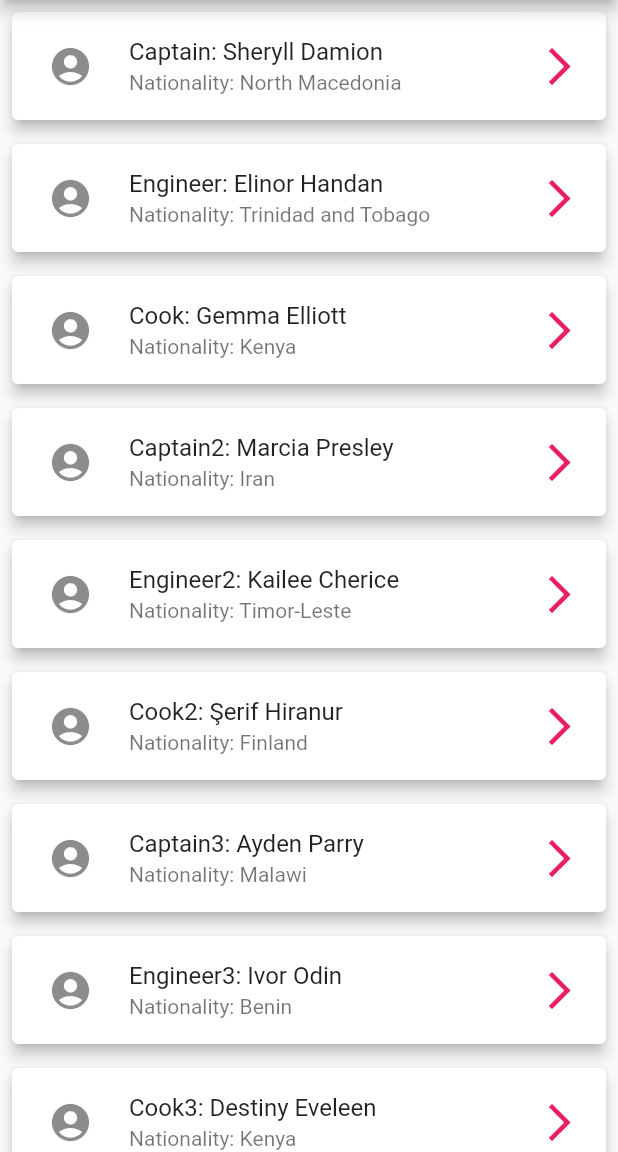
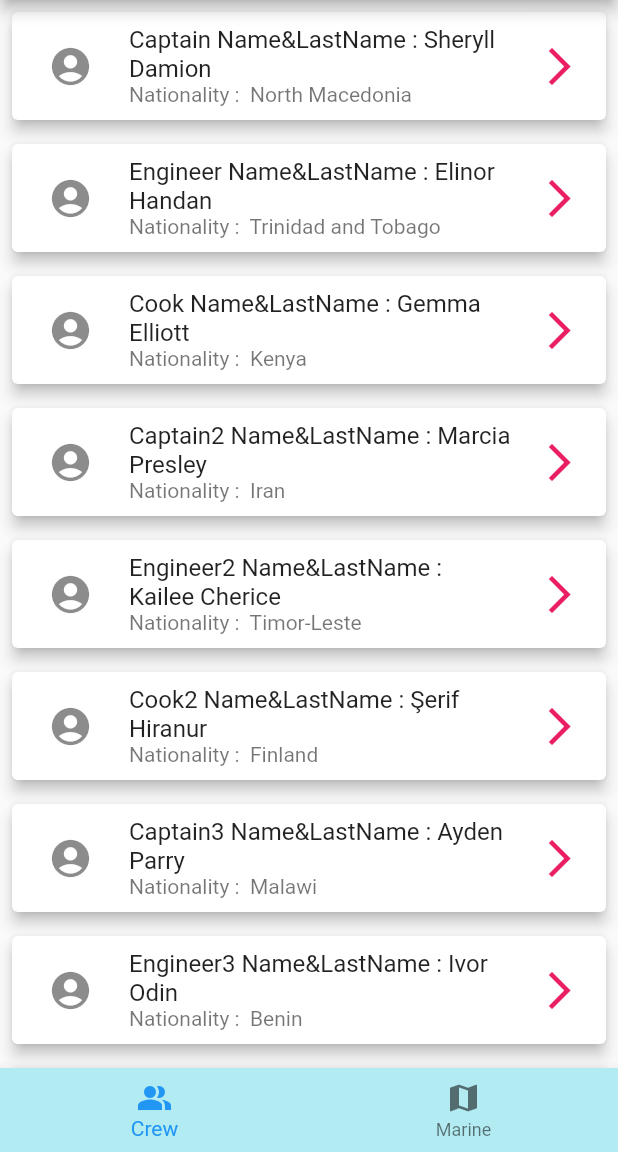
Before and after one commit to berkay079/Flutter_Project_Crew_Marine, a Flutter app: the screen it shows after launch, on a phone screen of 412 x 824 dp, the part 84-1236 px from its top. Run offline on Flutter 3.47's test engine with Material 2 defaults, Android fonts, the phone set to English and light mode, and no system bars; our stand-ins replace get.

Commit message:
adding localization and theme and some editing

```diff
--- a/lib/data/strings.dart
+++ b/lib/data/strings.dart
@@ -1,3 +1,8 @@
+import 'package:flutter/material.dart';
+import 'package:get/get.dart';
+
+import '../translation.dart';
+
 class Strings {
   static const String APP_NAME = "Crew List";
 
@@ -58,6 +63,21 @@ class Strings {
     "Cook3",
     "Captain4",
     "Engineer4",
-    "Cook4"
+    "Cook4",
   ];
 }
+
+
+class name extends StatelessWidget {
+  const name({Key? key}) : super(key: key);
+
+  @override
+  Widget build(BuildContext context) {
+    return GetMaterialApp(
+      translations: Messages(), // your translations
+      locale: Get.deviceLocale,
+      fallbackLocale: Locale('en', 'UK'), // specify the fallback locale in case an invalid locale is selected.
+
+    );
+  }
+}
--- a/lib/main.dart
+++ b/lib/main.dart
@@ -1,7 +1,10 @@
 import 'package:flutter/material.dart';
+import 'package:flutter_test_project_crew_marine/translation.dart';
 import 'package:flutter_test_project_crew_marine/ui/crew_list.dart';
+import 'package:get/get.dart';
+//import 'package:google_maps_flutter/google_maps_flutter.dart';
 
-
+//AIzaSyA1oodSp1uJDpizj7UOZbrF2sIK_q_-Bz0
 
 void main() {
   runApp(MyApp());
@@ -13,7 +16,10 @@ class MyApp extends StatelessWidget {
 
   @override
   Widget build(BuildContext context) {
-    return MaterialApp(
+    return GetMaterialApp(
+      translations: Messages(), // your translations
+      locale: Get.deviceLocale,
+      fallbackLocale: Locale('en', 'UK'), // specify the fallback locale in case an invalid locale is selected
       debugShowCheckedModeBanner: false,
       theme: ThemeData(
         primarySwatch: Colors.pink
--- /dev/null
+++ b/lib/translation.dart
@@ -0,0 +1,40 @@
+import 'package:get/get.dart';
+
+class Messages extends Translations {
+  @override
+  Map<String, Map<String, String>> get keys => {
+        'en_US': {
+          'contracts': 'Contracts',
+          'button_text': 'you have clicked the button',
+          'ct': 'Change theme',
+          'sp': 'Settings Page',
+          'ch': 'Change language to Turkish',
+          'crew': 'Crew',
+          'dt': 'You can change the language in the application to Turkish by clicking this button.',
+          'td':'You can switch the theme in the application to dark mode by clicking this button.',
+          'nationality': 'Nationality : ',
+          'ns':' Name&LastName : ',
+          'fs': 'First Name : ',
+          'ls':'Last Name : ',
+        },
+        'tr_TR': {
+          'contracts': 'kontrat',
+          'button_text': 'butona tıkladınız',
+          'sp': 'Uygulama içi ayarlar',
+          'ct': 'Tema değiştir',
+          'ch': 'Dili değiştir İngilizce yap',
+          'crew': 'Mürettebat',
+          'dt': 'bu butona tıklayarak uygulamadaki dili ingilizce olarak değiştirebilirsiniz.',
+          'td':'Bu butona tıklayarak uygulamadaki temayı karanlık moda geçirebilirsiniz.',
+          'nationality': 'Ülke : ',
+          'ns':' Ad&Soyad : ',
+          'fs': 'İsim : ',
+          'ls':'Soyisim : ',
+
+
+
+
+
+        }
+      };
+}
--- a/lib/ui/crew_item.dart
+++ b/lib/ui/crew_item.dart
@@ -2,6 +2,8 @@ import 'package:flutter/material.dart';
 import 'package:flutter_test_project_crew_marine/ui/crew_details.dart';
 import 'package:flutter_test_project_crew_marine/ui/crew_list.dart';
 import '../model/crew.dart';
+import 'package:get/get.dart';
+
 
 class CrewItem extends StatelessWidget {
   final Crew listCrew;
@@ -27,8 +29,8 @@ class CrewItem extends StatelessWidget {
             size: 30.0
             ),
           ),
-          title: Text(listCrew.title+': '+listCrew.firstName +''+ listCrew.lastName),
-          subtitle: Text('Nationality:'+' '+ listCrew.nationality),
+          title: Text(listCrew.title+'ns'.tr+listCrew.firstName +''+ listCrew.lastName),
+          subtitle: Text('nationality'.tr +' '+ listCrew.nationality),
           trailing: Icon(
           Icons.arrow_forward_ios,size: 30.0,
           color: Colors.pink
--- a/lib/ui/crew_list.dart
+++ b/lib/ui/crew_list.dart
@@ -3,6 +3,12 @@ import 'package:flutter_test_project_crew_marine/model/crew.dart';
 import 'package:flutter_test_project_crew_marine/data/strings.dart';
 import 'package:flutter_test_project_crew_marine/ui/crew_item.dart';
 import 'package:flutter_test_project_crew_marine/ui/drawer_menu.dart';
+import 'package:flutter_test_project_crew_marine/ui/marine.dart';
+import 'package:flutter_test_project_crew_marine/ui/bottomNavMenu.dart';
+import 'package:get/get.dart';
+
+
+
 
 
 
@@ -19,7 +25,7 @@ class CrewList extends StatelessWidget {
    return Scaffold(
       drawer: const DrawerMenu(),
       appBar: AppBar(
-        title: Text('Crew'),
+      title: Text('crew'.tr),
       ),
       body: Center(
         child: ListView.builder(itemBuilder: (context, index){
@@ -27,6 +33,7 @@ class CrewList extends StatelessWidget {
         },
         itemCount: allCrew.length,),
       ),
+        bottomNavigationBar: bottomNavMenu(),
     );
   }
 
@@ -57,10 +64,15 @@ class CrewList extends StatelessWidget {
               icon: Icon(Icons.people_alt),
               label: 'Crew',
               backgroundColor: Colors.amber),
+
           BottomNavigationBarItem(
+            // onPressed: (){
+            //   Get.to(Marine());
+            // },
               icon: Icon(Icons.map),
               label: 'Marine',
               backgroundColor: Colors.red),
+
 
         ],
 
--- /dev/null
+++ b/lib/ui/marine.dart
@@ -0,0 +1,47 @@
+import 'dart:async';
+
+import 'package:flutter/material.dart';
+//import 'package:google_maps_flutter/google_maps_flutter.dart';
+
+
+class Marine extends StatefulWidget {
+  Marine({Key? key}) : super(key: key);
+
+  //List<Marker> isaretler = <Marker>[];
+
+  @override
+  State<Marine> createState() => _MarineState();
+}
+
+class _MarineState extends State<Marine> {
+
+  // Completer<GoogleMapController> haritaKontrol = Completer();
+  // var baslangicKonum = CameraPosition(target: LatLng(38.7412482,26.1844276),zoom: 4,);
+
+
+    @override
+  Widget build(BuildContext context) {
+    return Scaffold(
+      appBar: AppBar(
+        title: Text('Marine'),
+      ),
+      body: Center(
+        // child: Column(
+        //   children: [
+        //     SizedBox(
+        //       width: 400,
+        //       height: 300,
+        //       child: GoogleMap(
+        //         mapType: MapType.normal,
+        //         initialCameraPosition: baslangicKonum,
+        //         onMapCreated: (GoogleMapController controller){
+        //           haritaKontrol.complete(controller);
+        //         },
+        //       ),
+        //     ),
+        //   ],
+        // ),
+      ),
+    );
+  }
+}
--- a/pubspec.yaml
+++ b/pubspec.yaml
@@ -27,8 +27,10 @@ environment:
 # the latest version available on pub.dev. To see which dependencies have newer
 # versions available, run `flutter pub outdated`.
 dependencies:
+  get: ^4.6.5
   flutter:
     sdk: flutter
+  #google_maps_flutter: ^2.1.9
 
 
   # The following adds the Cupertino Icons font to your application.
@@ -58,7 +60,8 @@ flutter:
   uses-material-design: true
 
   # To add assets to your application, add an assets section, like this:
-  # assets:
+  assets:
+    - assets/
   #   - images/a_dot_burr.jpeg
   #   - images/a_dot_ham.jpeg
 
```
Also changed, not shown: lib/ui/bottomNavMenu.dart (added, +53 -0 lines), lib/ui/crew_details.dart (+22 -8 lines), lib/ui/drawer_menu.dart (+40 -9 lines), lib/ui/settings_page.dart (added, +61 -0 lines), lib/ui/tabs.dart (added, +53 -0 lines), assets/d_o.png (added), pubspec.lock, 9 other files.
